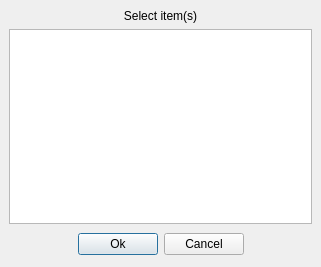
Qt form itemselect.ui (qmc2/qmc2-mame-fe) before a commit.
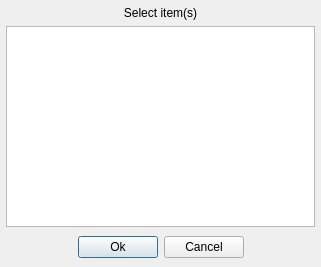
The same form after that commit.

Commit message: imp: general layouting facelift (smaller layout content margins)

```diff
--- a/itemselect.ui
+++ b/itemselect.ui
@@ -86,7 +86,7 @@
    </item>
   </layout>
  </widget>
- <layoutdefault spacing="6" margin="9"/>
+ <layoutdefault spacing="6" margin="6"/>
  <tabstops>
   <tabstop>listWidgetItems</tabstop>
   <tabstop>pushButtonOk</tabstop>
```
The commit also changes 27 other files.
